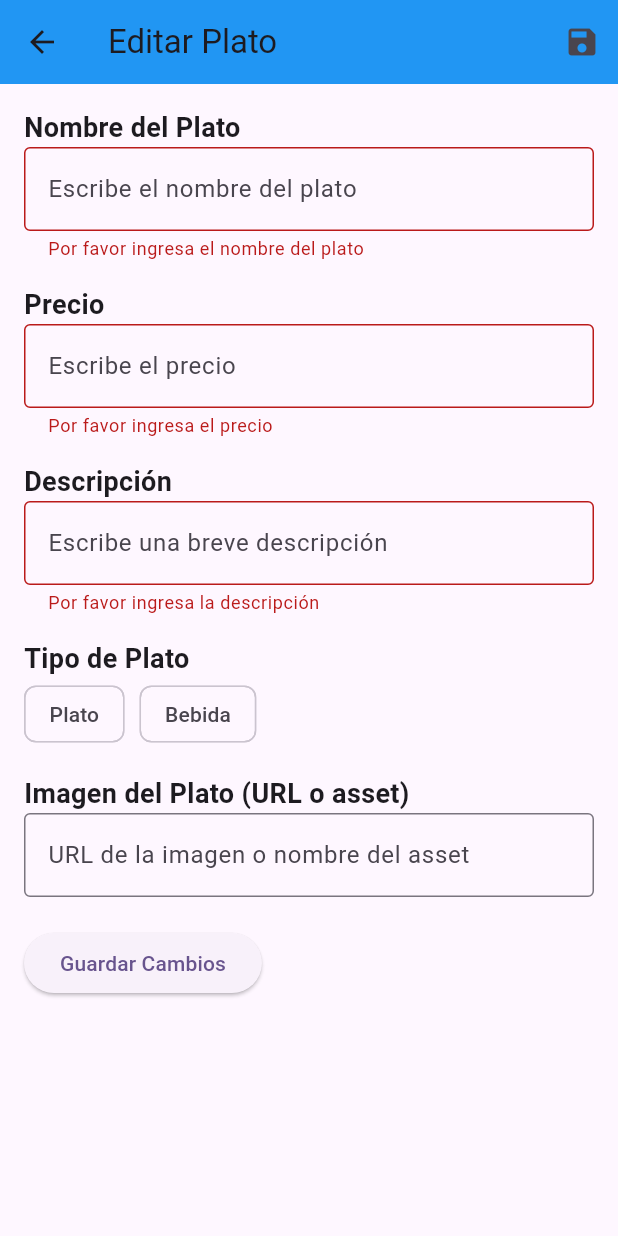
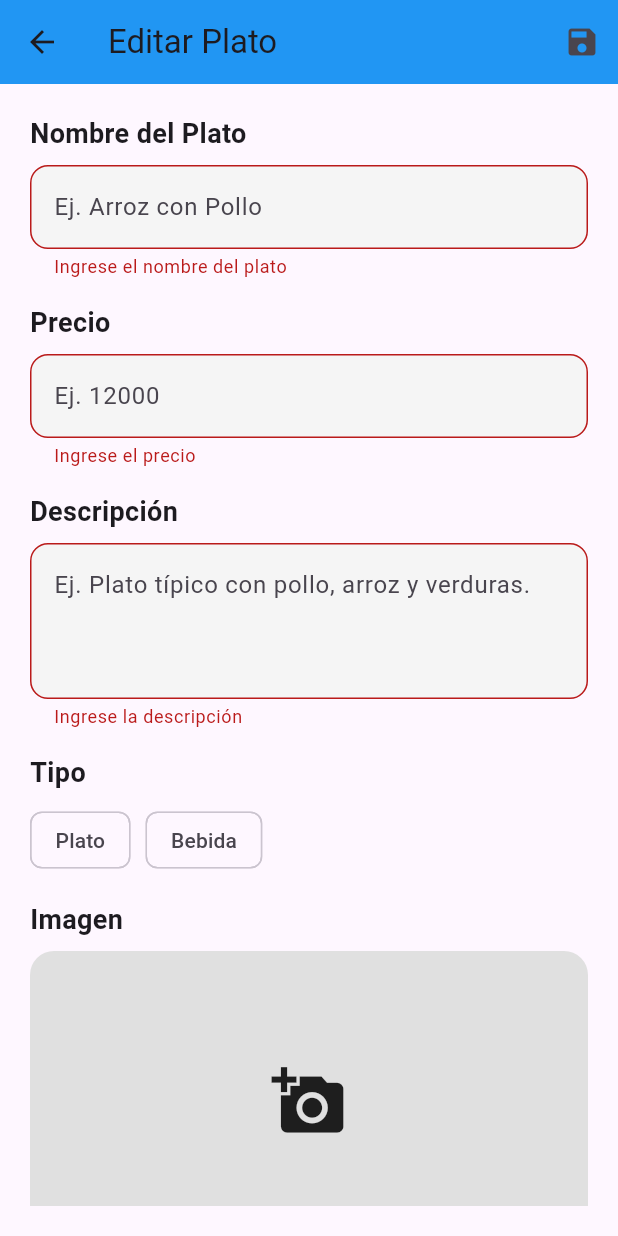
Before and after one commit to AndersonVargas24/ProyectoMenu, a Flutter app: the EditarPlatoPage screen opened directly with empty values, after a tap on the "save" icon, on a phone screen of 412 x 824 dp. Run offline on Flutter 3.47's test engine with Material 3 defaults, Android fonts, the light colour scheme and no system bars; our stand-ins replace cloud_firestore, connectivity_plus, firebase_auth, firebase_core, firebase_storage, flutter_image_compress and 2 more; accounts and stored records are empty.

Commit message:
mejora en editar plato chef
ahora se puede cambiar la imagen sin necesidad del url

```diff
--- a/menu/lib/Chef/PrincipalChef.dart
+++ b/menu/lib/Chef/PrincipalChef.dart
@@ -280,7 +280,7 @@ class DrawerItem {
   });
 }
 
-// 🔐 Función mejorada para cerrar sesión con redirección según rol
+// 🔐 Función para cerrar sesión con redirección según rol
 Future<void> logoutConRedireccionPorRol(BuildContext context) async {
   final user = FirebaseAuth.instance.currentUser;
 
--- a/menu/lib/WaiterDashboard/SeccionMenu.dart
+++ b/menu/lib/WaiterDashboard/SeccionMenu.dart
@@ -371,7 +371,7 @@ class _SeccionMenuState extends State<SeccionMenu> {
     ),
   ),
   leading: null,
-  automaticallyImplyLeading: false, // 👈 esto quita la flecha por completo
+  automaticallyImplyLeading: false, // esto quita la flecha por completo
   actions: [],
   bottom: PreferredSize(
     preferredSize: const Size.fromHeight(60.0),
--- a/menu/lib/dashboardChef/ComandaChef.dart
+++ b/menu/lib/dashboardChef/ComandaChef.dart
@@ -12,6 +12,7 @@ class _ComandaChefState extends State<ComandaChef> {
   Widget build(BuildContext context) {
     return const Placeholder(
       child:Text('Comanda Chef')
+
     );
   }
 }
--- a/menu/lib/dashboardChef/CreacionMenu.dart
+++ b/menu/lib/dashboardChef/CreacionMenu.dart
@@ -156,23 +156,10 @@ class _CreacionMenuState extends State<CreacionMenu> {
   @override
   Widget build(BuildContext context) {
     return Scaffold(
-      backgroundColor: const Color(0xFFF3F3F3),
+      backgroundColor: const Color.fromARGB(255, 255, 255, 255),
       appBar: AppBar(
         title: const Text("Nuevo plato"),
-        leading: IconButton(
-          icon: const Icon(Icons.arrow_back),
-          onPressed: () {
-            Navigator.pushReplacement(
-              context,
-              MaterialPageRoute(
-                builder: (context) => const PrincipalChef(currentIndex: 0),
-              ),
-            );
-          },
-        ),
-        backgroundColor: const Color.fromRGBO(224, 224, 224, 1),
-        foregroundColor: Colors.black,
-        elevation: 5,
+        automaticallyImplyLeading: false,
       ),
       body: SingleChildScrollView(
         padding: const EdgeInsets.all(20),
@@ -248,7 +235,7 @@ class _CreacionMenuState extends State<CreacionMenu> {
             Container(
               padding: const EdgeInsets.all(10),
               decoration: BoxDecoration(
-                color: const Color.fromRGBO(224, 224, 224, 1),
+                color: const Color.fromARGB(255, 233, 235, 235),
                 borderRadius: BorderRadius.circular(10),
                 boxShadow: [
                   BoxShadow(
--- a/menu/lib/dashboardChef/EditarPlato.dart
+++ b/menu/lib/dashboardChef/EditarPlato.dart
@@ -1,5 +1,8 @@
+import 'dart:io';
 import 'package:cloud_firestore/cloud_firestore.dart';
+import 'package:firebase_storage/firebase_storage.dart';
 import 'package:flutter/material.dart';
+import 'package:image_picker/image_picker.dart';
 
 class EditarPlatoPage extends StatefulWidget {
   final String itemId;
@@ -17,6 +20,8 @@ class _EditarPlatoPageState extends State<EditarPlatoPage> {
   late TextEditingController _descripcionController;
   String _tipo = 'Plato';
   String _imagen = '';
+  bool _cargando = true;
+  File? _nuevaImagen;
 
   @override
   void initState() {
@@ -33,34 +38,88 @@ class _EditarPlatoPageState extends State<EditarPlatoPage> {
     _descripcionController = TextEditingController(text: data['descripcion']);
     _tipo = data['tipo'];
     _imagen = data['imagen'];
+
+    setState(() {
+      _cargando = false;
+    });
+  }
+
+  Future<void> _seleccionarImagen() async {
+    final picker = ImagePicker();
+    final pickedFile = await picker.pickImage(source: ImageSource.gallery);
+
+    if (pickedFile != null) {
+      setState(() {
+        _nuevaImagen = File(pickedFile.path);
+      });
+    }
+  }
+
+  Future<String?> _subirImagen(File imageFile) async {
+    try {
+      final storageRef = FirebaseStorage.instance
+          .ref()
+          .child('platos/${DateTime.now().millisecondsSinceEpoch}.jpg');
+      await storageRef.putFile(imageFile);
+      return await storageRef.getDownloadURL();
+    } catch (e) {
+      print('Error al subir imagen: $e');
+      return null;
+    }
   }
 
   Future<void> _guardarEdicion() async {
     if (_formKey.currentState!.validate()) {
+      String urlFinal = _imagen;
+
+      if (_nuevaImagen != null) {
+        final subida = await _subirImagen(_nuevaImagen!);
+        if (subida != null) {
+          urlFinal = subida;
+        }
+      }
+
       final updatedPlato = {
         'nombre': _nombreController.text,
         'precio': double.tryParse(_precioController.text) ?? 0,
         'descripcion': _descripcionController.text,
         'tipo': _tipo,
-        'imagen': _imagen,
+        'imagen': urlFinal,
       };
 
       try {
         await FirebaseFirestore.instance.collection('menu').doc(widget.itemId).update(updatedPlato);
-        ScaffoldMessenger.of(context).showSnackBar(const SnackBar(content: Text('Plato actualizado exitosamente')));
+        ScaffoldMessenger.of(context).showSnackBar(
+          const SnackBar(content: Text('Plato actualizado exitosamente')),
+        );
         Navigator.pop(context);
       } catch (e) {
-        ScaffoldMessenger.of(context).showSnackBar(SnackBar(content: Text('Error al actualizar: $e')));
+        ScaffoldMessenger.of(context).showSnackBar(
+          SnackBar(content: Text('Error al actualizar: $e')),
+        );
       }
     }
   }
 
+  InputDecoration _inputDecoration(String hint) {
+    return InputDecoration(
+      hintText: hint,
+      filled: true,
+      fillColor: Colors.grey[100],
+      border: OutlineInputBorder(borderRadius: BorderRadius.circular(12)),
+    );
+  }
+
   @override
   Widget build(BuildContext context) {
+    if (_cargando) {
+      return const Scaffold(body: Center(child: CircularProgressIndicator()));
+    }
+
     return Scaffold(
       appBar: AppBar(
         title: const Text('Editar Plato'),
-        backgroundColor: Colors.blue,
+        backgroundColor: const Color.fromARGB(255, 33, 150, 243),
         actions: [
           IconButton(
             icon: const Icon(Icons.save),
@@ -68,138 +127,97 @@ class _EditarPlatoPageState extends State<EditarPlatoPage> {
           ),
         ],
       ),
-      body: FutureBuilder(
-        future: FirebaseFirestore.instance.collection('menu').doc(widget.itemId).get(),
-        builder: (context, snapshot) {
-          if (snapshot.connectionState == ConnectionState.waiting) {
-            return const Center(child: CircularProgressIndicator());
-          }
-
-          if (!snapshot.hasData || snapshot.data == null) {
-            return const Center(child: Text("No se encontró el plato"));
-          }
-
-          final data = snapshot.data as DocumentSnapshot;
-          final item = data.data() as Map<String, dynamic>;
-
-          return Padding(
-            padding: const EdgeInsets.all(16.0),
+      body: Padding(
+        padding: const EdgeInsets.all(20.0),
         child: Form(
           key: _formKey,
           child: SingleChildScrollView(
             child: Column(
               crossAxisAlignment: CrossAxisAlignment.start,
               children: [
-                    const Text(
-                      'Nombre del Plato',
-                      style: TextStyle(fontSize: 18, fontWeight: FontWeight.bold),
-                    ),
+                const Text('Nombre del Plato', style: TextStyle(fontSize: 18, fontWeight: FontWeight.bold)),
+                const SizedBox(height: 8),
                 TextFormField(
                   controller: _nombreController,
-                      decoration: const InputDecoration(
-                        border: OutlineInputBorder(),
-                        hintText: 'Escribe el nombre del plato',
-                      ),
-                      validator: (value) {
-                        if (value == null || value.isEmpty) {
-                          return 'Por favor ingresa el nombre del plato';
-                        }
-                        return null;
-                      },
+                  decoration: _inputDecoration('Ej. Arroz con Pollo'),
+                  validator: (value) => value == null || value.isEmpty ? 'Ingrese el nombre del plato' : null,
                 ),
                 const SizedBox(height: 16),
-                    const Text(
-                      'Precio',
-                      style: TextStyle(fontSize: 18, fontWeight: FontWeight.bold),
-                    ),
+                const Text('Precio', style: TextStyle(fontSize: 18, fontWeight: FontWeight.bold)),
+                const SizedBox(height: 8),
                 TextFormField(
                   controller: _precioController,
-                      decoration: const InputDecoration(
-                        border: OutlineInputBorder(),
-                        hintText: 'Escribe el precio',
-                      ),
+                  decoration: _inputDecoration('Ej. 12000'),
                   keyboardType: TextInputType.number,
-                      validator: (value) {
-                        if (value == null || value.isEmpty) {
-                          return 'Por favor ingresa el precio';
-                        }
-                        return null;
-                      },
+                  validator: (value) => value == null || value.isEmpty ? 'Ingrese el precio' : null,
                 ),
                 const SizedBox(height: 16),
-                    const Text(
-                      'Descripción',
-                      style: TextStyle(fontSize: 18, fontWeight: FontWeight.bold),
-                    ),
+                const Text('Descripción', style: TextStyle(fontSize: 18, fontWeight: FontWeight.bold)),
+                const SizedBox(height: 8),
                 TextFormField(
                   controller: _descripcionController,
-                      decoration: const InputDecoration(
-                        border: OutlineInputBorder(),
-                        hintText: 'Escribe una breve descripción',
-                      ),
-                      validator: (value) {
-                        if (value == null || value.isEmpty) {
-                          return 'Por favor ingresa la descripción';
-                        }
-                        return null;
-                      },
+                  decoration: _inputDecoration('Ej. Plato típico con pollo, arroz y verduras.'),
+                  maxLines: 3,
+                  validator: (value) => value == null || value.isEmpty ? 'Ingrese la descripción' : null,
                 ),
                 const SizedBox(height: 16),
-                    const Text(
-                      'Tipo de Plato',
-                      style: TextStyle(fontSize: 18, fontWeight: FontWeight.bold),
-                    ),
-                    Row(
+                const Text('Tipo', style: TextStyle(fontSize: 18, fontWeight: FontWeight.bold)),
+                const SizedBox(height: 8),
+                Wrap(
+                  spacing: 10,
                   children: [
                     ChoiceChip(
                       label: const Text('Plato'),
                       selected: _tipo == 'Plato',
-                          onSelected: (selected) {
-                            setState(() {
-                              _tipo = 'Plato';
-                            });
-                          },
+                      selectedColor: const Color.fromARGB(255, 33, 150, 243),
+                      onSelected: (selected) => setState(() => _tipo = 'Plato'),
                     ),
-                        const SizedBox(width: 10),
                     ChoiceChip(
                       label: const Text('Bebida'),
                       selected: _tipo == 'Bebida',
-                          onSelected: (selected) {
-                            setState(() {
-                              _tipo = 'Bebida';
-                            });
-                          },
+                      selectedColor: const Color.fromARGB(255, 33, 150, 243),
+                      onSelected: (selected) => setState(() => _tipo = 'Bebida'),
                     ),
                   ],
                 ),
                 const SizedBox(height: 16),
-                    const Text(
-                      'Imagen del Plato (URL o asset)',
-                      style: TextStyle(fontSize: 18, fontWeight: FontWeight.bold),
+                const Text('Imagen', style: TextStyle(fontSize: 18, fontWeight: FontWeight.bold)),
+                const SizedBox(height: 8),
+                Center(
+                  child: GestureDetector(
+                    onTap: _seleccionarImagen,
+                    child: ClipRRect(
+                      borderRadius: BorderRadius.circular(16),
+                      child: _nuevaImagen != null
+                          ? Image.file(_nuevaImagen!, height: 200, width: double.infinity, fit: BoxFit.cover)
+                          : (_imagen.isNotEmpty
+                              ? Image.network(_imagen, height: 200, width: double.infinity, fit: BoxFit.cover)
+                              : Container(
+                                  height: 200,
+                                  width: double.infinity,
+                                  color: Colors.grey[300],
+                                  child: const Icon(Icons.add_a_photo, size: 50),
+                                )),
                     ),
-                    TextFormField(
-                      initialValue: _imagen,
-                      decoration: const InputDecoration(
-                        border: OutlineInputBorder(),
-                        hintText: 'URL de la imagen o nombre del asset',
                   ),
-                      onChanged: (value) {
-                        setState(() {
-                          _imagen = value;
-                        });
-                      },
                 ),
-                    const SizedBox(height: 20),
-                    ElevatedButton(
+                const SizedBox(height: 24),
+                Center(
+                  child: ElevatedButton.icon(
                     onPressed: _guardarEdicion,
-                      child: const Text('Guardar Cambios'),
+                    style: ElevatedButton.styleFrom(
+                      backgroundColor: const Color.fromARGB(255, 33, 150, 243),
+                      padding: const EdgeInsets.symmetric(horizontal: 24, vertical: 12),
+                      shape: RoundedRectangleBorder(borderRadius: BorderRadius.circular(12)),
+                    ),
+                    icon: const Icon(Icons.save),
+                    label: const Text('Guardar Cambios', style: TextStyle(fontSize: 16)),
+                  ),
                 ),
               ],
             ),
           ),
         ),
-          );
-        },
       ),
     );
   }
```
Lines whose indentation alone changed are shown as unchanged.
